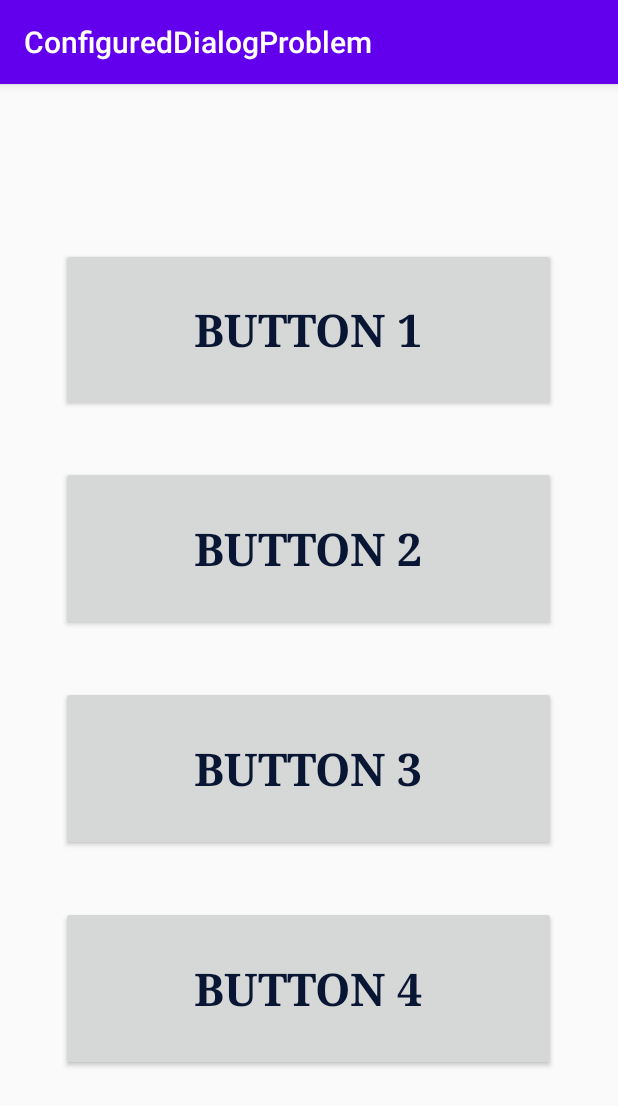
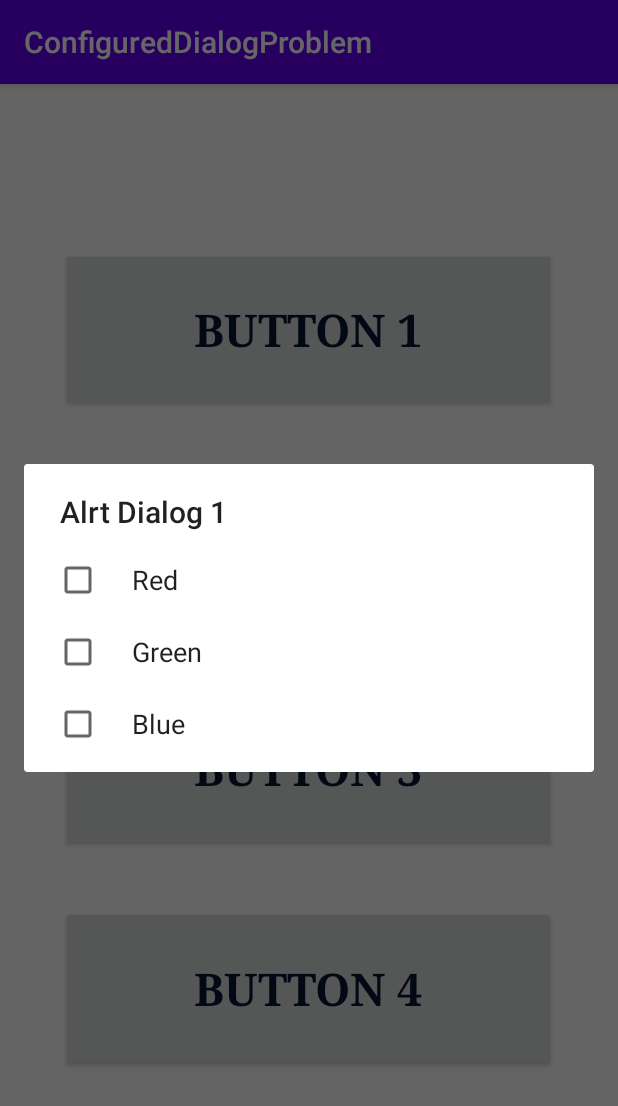
Before and after one commit to AndriyKuzmenko/ConfiguredDialogProblem, an Android app: the screen it shows after launch (MainActivity), after a tap on "BUTTON 2", on a phone screen of 412 x 824 dp. Shown: the top 1106 px of the screen. Run offline under Robolectric (Android 15) with nearby library versions, the phone set to English and light mode, and no system bars.

```diff
--- a/app/src/main/java/com/example/configureddialogproblem/MainActivity.java
+++ b/app/src/main/java/com/example/configureddialogproblem/MainActivity.java
@@ -13,7 +13,7 @@ public class MainActivity extends AppCompatActivity
 {
     AlertDialog.Builder adb;
     final String[] colors={"Red","Green","Blue"};
-    int[] color;
+    int[] color={0,0,0};
     LinearLayout layout;
 
     @Override
@@ -44,4 +44,40 @@ public class MainActivity extends AppCompatActivity
         AlertDialog ad=adb.create();
         ad.show();
     }
+
+    public void button2Pressed(View view)
+    {
+        adb=new AlertDialog.Builder(this);
+
+        adb.setTitle("Alrt Dialog 1");
+        adb.setMultiChoiceItems(colors, null, new DialogInterface.OnMultiChoiceClickListener()
+        {
+            @Override
+            public void onClick(DialogInterface dialog, int which, boolean isChecked)
+            {
+                if (isChecked)
+                {
+                    color[which]=255;
+                }
+                else
+                {
+                    color[which]=0;
+                }
+                layout.setBackgroundColor(Color.rgb(color[0],color[1],color[2]));
+            }
+        });
+
+        AlertDialog ad=adb.create();
+        ad.show();
+    }
+
+    public void button3Pressed(View view)
+    {
+
+    }
+
+    public void button4Pressed(View view)
+    {
+
+    }
 }
```
